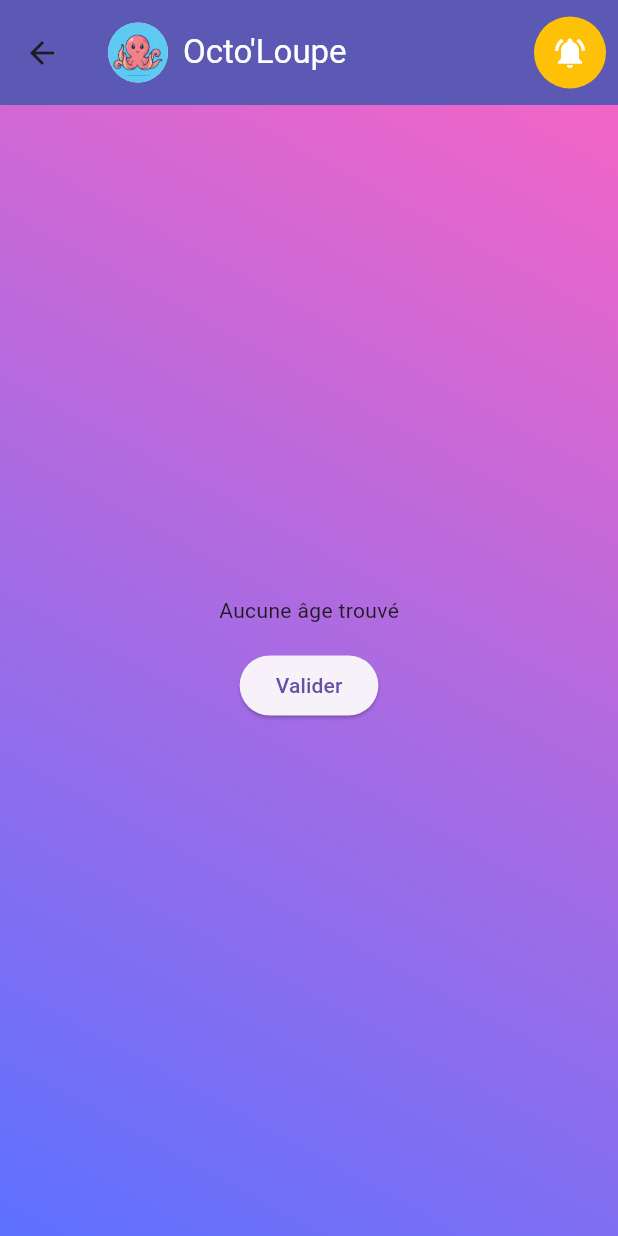
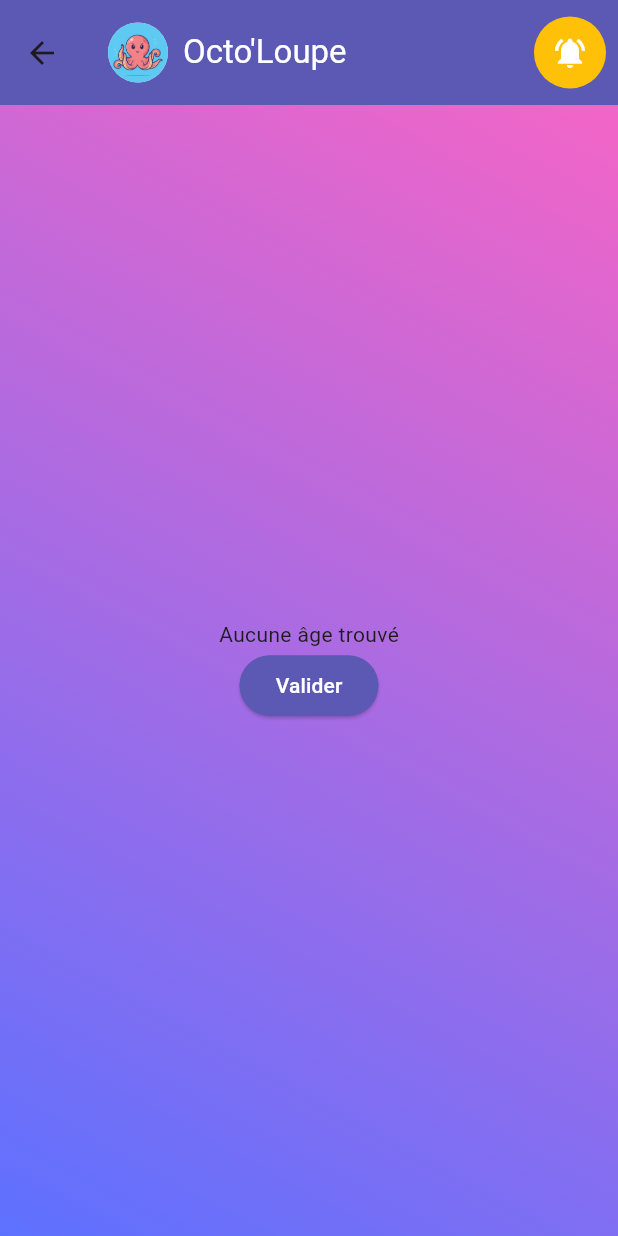
Before and after one commit to SamuelD50/Octo-Loupe, a Flutter app: the AgeSelectionPage screen opened directly with empty values, on a phone screen of 412 x 824 dp. Run offline on Flutter 3.47's test engine with Material 3 defaults, Android fonts, the phone set to English and light mode, and no system bars; our stand-ins replace cloud_firestore, firebase_auth, firebase_core, firebase_storage, flutter_dotenv, flutter_local_notifications and 5 more; missing offline and left inert: flutter_map_cancellable_tile_provider, mailer; accounts and stored records are empty.

Commit message:
Subfilters interface modification

```diff
--- a/lib/screens/admin_add_admin_page.dart
+++ b/lib/screens/admin_add_admin_page.dart
@@ -110,7 +110,7 @@ class AdminAddAdminPageState extends State<AdminAddAdminPage> {
                         const SizedBox(height: 32),
                         SizedBox(
                           width: MediaQuery.of(context).size.width * 0.9,
-                          child:TextFormField(
+                          child: TextFormField(
                             controller: firstNameAdminController,
                             decoration: const InputDecoration(
                               labelText: 'Prénom',
--- a/lib/screens/age_selection_page.dart
+++ b/lib/screens/age_selection_page.dart
@@ -92,6 +92,8 @@ class AgeSelectionPageState extends State<AgeSelectionPage> {
                       }
 
                       final sportAges = snapshot.data!;
+
+                      sportAges.sort((a, b) => a.name.compareTo(b.name));
 
                       return GridView.builder(
                         shrinkWrap: true,
@@ -192,6 +194,8 @@ class AgeSelectionPageState extends State<AgeSelectionPage> {
 
                       final cultureAges = snapshot.data!;
 
+                      cultureAges.sort((a, b) => a.name.compareTo(b.name));
+
                       return GridView.builder(
                         shrinkWrap: true,
                         padding: const EdgeInsets.all(8.0),
@@ -273,14 +277,20 @@ class AgeSelectionPageState extends State<AgeSelectionPage> {
                       );
                     },
                   ),
-                  Padding(
-                    padding: const EdgeInsets.all(16),
-                    child: ElevatedButton(
-                      onPressed: () {
-                        Navigator.pop(context, selectedAges);
-                      },
-                      child: Text('Valider'),
+                  SizedBox(width: 32),
+                  ElevatedButton(
+                    style: ElevatedButton.styleFrom(
+                      backgroundColor: Color(0xFF5B59B4),
+                      foregroundColor: Colors.white,
+                      side: BorderSide(color: Color(0xFF5B59B4)),
+                      shape: RoundedRectangleBorder(
+                        borderRadius: BorderRadius.circular(20.0),
+                      ),
                     ),
+                    onPressed: () {
+                      Navigator.pop(context, selectedAges);
+                    },
+                    child: Text('Valider'),
                   ),
                 ],
               ),
```
Also changed, not shown: lib/screens/category_selection_page.dart (+32 -21 lines), lib/screens/day_selection_page.dart (+17 -7 lines), lib/screens/schedule_selection_page.dart (+17 -7 lines), lib/screens/sector_selection_page.dart (+17 -7 lines).
